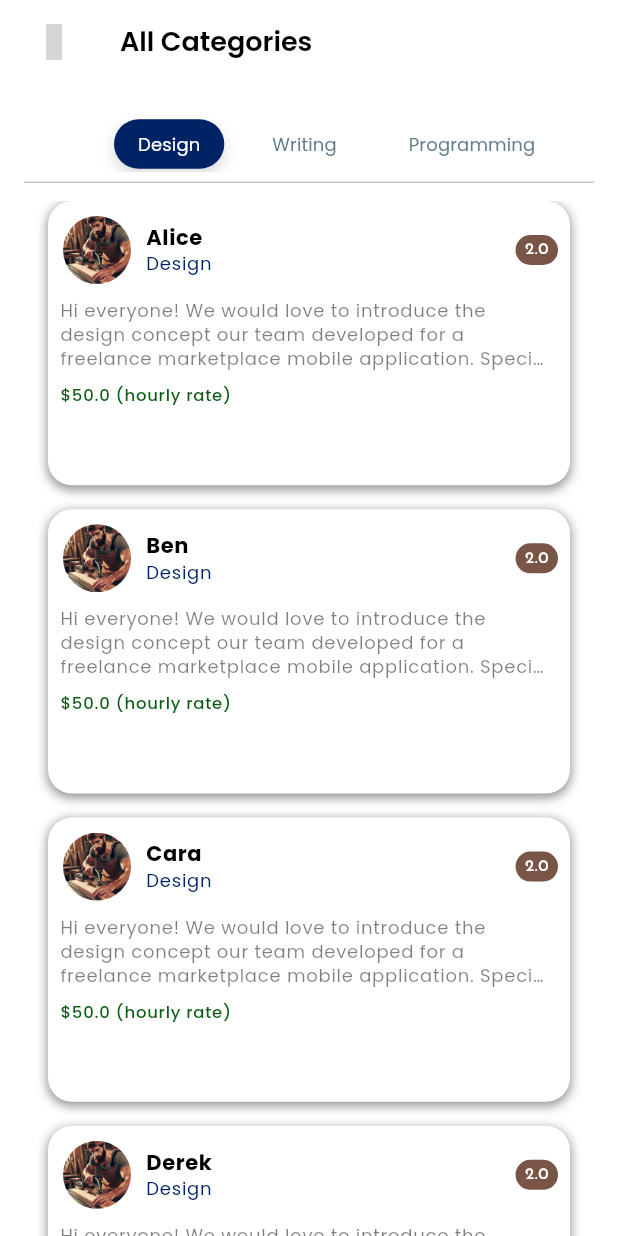
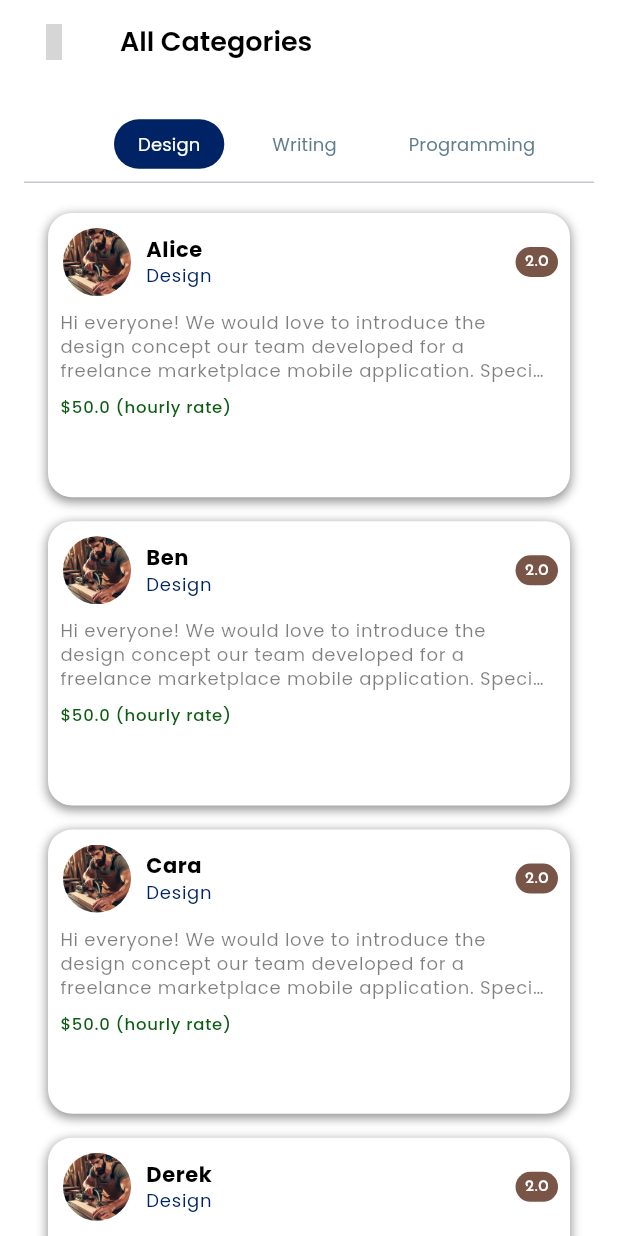
Before and after one commit to ahmvddddd/vider, a Flutter app: the screen it shows after launch, after a tap on "View More", on a phone screen of 412 x 824 dp. Run offline on Flutter 3.47's test engine with Material 3 defaults, Android fonts, the phone set to English and light mode, and no system bars; our stand-ins replace badges, carousel_slider, flutter_riverpod, iconsax, shimmer; network calls fail; project files that could hold a hidden picture were left out; grey boxes are pictures that could not be loaded.

Commit message:
search container modification

```diff
--- a/analysis_options.yaml
+++ b/analysis_options.yaml
@@ -7,6 +7,9 @@
 
 # The following line activates a set of recommended lints for Flutter apps,
 # packages, and plugins designed to encourage good coding practices.
+analyzer:
+  errors:
+    deprecated_member_use: ignore
 include: package:flutter_lints/flutter.yaml
 
 linter:
--- a/lib/app.dart
+++ b/lib/app.dart
@@ -2,7 +2,7 @@ import 'package:flutter/material.dart';
 // import 'main.dart';
 // import 'screens/authentication/signin.dart';
 // import 'screens/authentication/signup.dart';
-import 'screens/home/home.dart';
+import 'nav_menu.dart';
 import 'utils/theme/theme.dart';
 
 class App extends StatefulWidget {
@@ -32,7 +32,7 @@ class _AppState extends State<App> {
       themeMode: ThemeMode.system,
       theme: TAppTheme.lightTheme,
       darkTheme: TAppTheme.darkTheme,
-      home:   HomeScreen(),
+      home:   NavigationMenu(),
       // Scaffold(
       //   body: PageView(
       //     scrollDirection: Axis.horizontal,
--- a/lib/common/widgets/custom_shapes/containers/search_container.dart
+++ b/lib/common/widgets/custom_shapes/containers/search_container.dart
@@ -5,6 +5,7 @@ import 'package:iconsax/iconsax.dart';
 import '../../../../../utils/constants/custom_colors.dart';
 import '../../../../../utils/constants/sizes.dart';
 import '../../../../../utils/helpers/helper_function.dart';
+import '../../../../screens/map/map.dart';
 
 class SearchContainer extends StatelessWidget {
   const SearchContainer({
@@ -27,14 +28,12 @@ class SearchContainer extends StatelessWidget {
 
   @override
   Widget build(BuildContext context) {
-    double screenHeight = MediaQuery.of(context).size.height;
     final dark = HelperFunction.isDarkMode(context);
     return GestureDetector(
       onTap: onTap,
       child: Padding(
         padding: padding,
         child: Container(
-          height: screenHeight * 0.055,
           width: width,
           decoration: BoxDecoration(
             color: showBackground ? dark ? CustomColors.dark : CustomColors.light : Colors.transparent,
@@ -42,11 +41,18 @@ class SearchContainer extends StatelessWidget {
             border: showBorder ? Border.all(color: CustomColors.grey): null,
           ),
           child:
-          TextFormField(
-            decoration: InputDecoration(
-              prefixIcon: Icon(icon, color: CustomColors.darkerGrey, size:  Sizes.iconSm,),
-              hintText: text,
-              hintStyle:  Theme.of(context).textTheme.labelSmall,
+          Center(
+            child: TextFormField(
+              decoration: InputDecoration(
+                prefixIcon: Icon(icon, color: CustomColors.darkerGrey, size:  Sizes.iconSm,),
+                suffixIcon: IconButton(
+                      onPressed: () => HelperFunction.navigateScreen(context, MapScreen()),
+                      icon: Icon(Icons.location_on, size: Sizes.iconM, color: Colors.red,),
+                    ),
+                border: InputBorder.none,
+                hintText: text,
+                hintStyle:  Theme.of(context).textTheme.labelSmall,
+              ),
             ),
           )
         ),
--- /dev/null
+++ b/lib/nav_menu.dart
@@ -0,0 +1,163 @@
+import 'dart:io'; // For exit(0)
+import 'package:badges/badges.dart' as badges;
+import 'package:flutter/material.dart';
+import 'package:flutter_riverpod/flutter_riverpod.dart';
+import 'package:iconsax/iconsax.dart';
+import 'screens/home/home.dart';
+import 'utils/constants/custom_colors.dart';
+import 'utils/constants/sizes.dart';
+import 'utils/helpers/helper_function.dart';
+
+final selectedIndexProvider = StateProvider<int>((ref) => 0);
+
+class NavigationMenu extends ConsumerStatefulWidget {
+  const NavigationMenu({super.key});
+
+  @override
+  ConsumerState<NavigationMenu> createState() => _NavigationMenuState();
+}
+
+class _NavigationMenuState extends ConsumerState<NavigationMenu> {
+  @override
+  void initState() {
+    super.initState();
+    // Future.microtask(() {
+    //   final container = ProviderScope.containerOf(context);
+    //   final badgeService = NotificationBadgeService(container: container);
+    //   badgeService.init();
+    // });
+  }
+
+  Future<bool> _showExitDialog() async {
+    final dark = HelperFunction.isDarkMode(context);
+    return await showDialog<bool>(
+          context: context,
+          builder:
+              (context) => AlertDialog(
+                backgroundColor: dark ? Colors.black : Colors.white,
+                title: Text(
+                  'Exit App',
+                  style: Theme.of(context).textTheme.headlineSmall,
+                ),
+                content: Text(
+                  'Are you sure you want to exit the app?',
+                  style: Theme.of(context).textTheme.bodySmall,
+                ),
+                actions: [
+                  TextButton(
+                    onPressed: () => Navigator.of(context).pop(false),
+                    child: Text(
+                      'No',
+                      style: Theme.of(context).textTheme.bodyMedium,
+                    ),
+                  ),
+                  TextButton(
+                    onPressed: () {
+                      if (Platform.isAndroid) {
+                        exit(0);
+                      } else {
+                        Navigator.of(context).pop(true);
+                      }
+                    },
+                    child: Text(
+                      'Yes',
+                      style: Theme.of(context).textTheme.bodyMedium!.copyWith(
+                        color: CustomColors.error,
+                      ),
+                    ),
+                  ),
+                ],
+              ),
+        ) ??
+        false;
+  }
+
+  @override
+  Widget build(BuildContext context) {
+    final darkMode = HelperFunction.isDarkMode(context);
+    final selectedIndex = ref.watch(selectedIndexProvider);
+    int unreadCount = 5;
+    // final unreadCount = ref.watch(unreadMessageProvider);
+
+    Widget currentScreen() {
+      switch (selectedIndex) {
+        case 0:
+          return const HomeScreen();
+        case 1:
+          return const HomeScreen();
+        // case 2:
+        //   return ChatScreen(key: UniqueKey());
+        case 2:
+          return const HomeScreen();
+        case 3:
+          return const HomeScreen();
+        default:
+          return const HomeScreen();
+      }
+    }
+
+    return PopScope(
+      canPop: false, // Prevent default pop
+      onPopInvoked: (didPop) async {
+        if (!didPop) {
+          final shouldExit = await _showExitDialog();
+          if (shouldExit) {
+            if (Platform.isAndroid) exit(0);
+          }
+        }
+      },
+      child: Scaffold(
+        body: currentScreen(),
+        bottomNavigationBar: BottomNavigationBar(
+          currentIndex: selectedIndex,
+          type: BottomNavigationBarType.fixed,
+          onTap: (index) {
+            ref.read(selectedIndexProvider.notifier).state = index;
+          },
+          backgroundColor: darkMode ? CustomColors.dark : CustomColors.light,
+          selectedItemColor: CustomColors.primary,
+          unselectedItemColor:
+              darkMode ? CustomColors.darkGrey : CustomColors.darkerGrey,
+          items: [
+            const BottomNavigationBarItem(
+              icon: Icon(Iconsax.home, size: Sizes.iconM),
+              label: 'Home',
+            ),
+            const BottomNavigationBarItem(
+              icon: Icon(Icons.cases_rounded, size: Sizes.iconM),
+              label: 'Jobs',
+            ),
+            BottomNavigationBarItem(
+              icon: SizedBox(
+                height: 24,
+                width: 24,
+                child:
+                    unreadCount > 0
+                        ? badges.Badge(
+                          position: badges.BadgePosition.topEnd(
+                            top: -6,
+                            end: -4,
+                          ),
+                          badgeContent: Text(
+                            unreadCount.toString(),
+                            style: const TextStyle(
+                              color: Colors.white,
+                              fontSize: 10,
+                            ),
+                          ),
+                          child: const Icon(Iconsax.message, size: Sizes.iconM),
+                        )
+                        : const Icon(Iconsax.message, size: Sizes.iconM),
+              ),
+              label: 'Chat',
+            ),
+            const BottomNavigationBarItem(
+              icon: Icon(Iconsax.user, size: Sizes.iconM),
+              label: 'Profile',
+            ),
+          ],
+        ),
+      ),
+    );
+  }
+}
--- a/lib/screens/home/home.dart
+++ b/lib/screens/home/home.dart
@@ -123,7 +123,7 @@ class _HomeScreenState extends State<HomeScreen> {
                 const SizedBox(height: Sizes.spaceBtwItems),
                 SearchContainer(width: screenWidth * 0.90),
 
-                const SizedBox(height: Sizes.spaceBtwItems),
+                const SizedBox(height: Sizes.spaceBtwSections),
                 HomeCategoryGrid(),
 
                 const SizedBox(height: Sizes.spaceBtwItems),
--- a/lib/screens/home/widgets/home_category_grid.dart
+++ b/lib/screens/home/widgets/home_category_grid.dart
@@ -25,7 +25,7 @@ class _HomeCategoryGridState extends State<HomeCategoryGrid> {
     'Home repair',
     'Writing',
     'Programming',
-    'Marketing'
+    'Marketing',
   ];
   @override
   Widget build(BuildContext context) {
@@ -44,16 +44,19 @@ class _HomeCategoryGridState extends State<HomeCategoryGrid> {
               },
               child: RoundedContainer(
                 height: screenHeight * 0.11,
-                width: screenHeight * 0.13,
-                backgroundColor: dark ? CustomColors.alternate : CustomColors.primary,
+                width: screenHeight * 0.11,
+                padding: const EdgeInsets.all(2),
+                backgroundColor:
+                    dark ? CustomColors.alternate : CustomColors.primary,
                 radius: Sizes.cardRadiusLg,
                 child: Center(
                   child: Center(
                     child: Text(
                       'View More',
-                      style: Theme.of(
-                        context,
-                      ).textTheme.labelSmall!.copyWith(color: dark ? Colors.black : Colors.white),
+                      style: Theme.of(context).textTheme.labelSmall!.copyWith(
+                        color: dark ? Colors.black : Colors.white,
+                        fontSize: 8,
+                      ),
                       softWrap: true,
                       textAlign: TextAlign.center,
                     ),
@@ -63,7 +66,8 @@ class _HomeCategoryGridState extends State<HomeCategoryGrid> {
             )
             : RoundedContainer(
               height: screenHeight * 0.11,
-              width: screenHeight * 0.13,
+              width: screenHeight * 0.11,
+              padding: const EdgeInsets.all(2),
               backgroundColor: dark ? Colors.black : Colors.white,
               boxShadow: [
                 BoxShadow(
@@ -80,6 +84,7 @@ class _HomeCategoryGridState extends State<HomeCategoryGrid> {
                     categories[index],
                     style: Theme.of(context).textTheme.labelSmall!.copyWith(
                       color: dark ? Colors.white : Colors.black,
+                      fontSize: 8,
                     ),
                     softWrap: true,
                     textAlign: TextAlign.center,
--- a/lib/screens/home/widgets/home_tabbar.dart
+++ b/lib/screens/home/widgets/home_tabbar.dart
@@ -73,18 +73,6 @@ class HomeTabbar extends StatelessWidget {
                                               ? CustomColors.primary
                                               : Colors.transparent,
                                       borderRadius: BorderRadius.circular(30),
-                                      boxShadow:
-                                          isSelected
-                                              ? [
-                                                BoxShadow(
-                                                  color: Theme.of(
-                                                    context,
-                                                  ).primaryColor.withValues(alpha: 0.4),
-                                                  blurRadius: 8,
-                                                  offset: const Offset(0, 4),
-                                                ),
-                                              ]
-                                              : [],
                                     ),
                                     child: Text(
                                       categories[index],
@@ -111,6 +99,7 @@ class HomeTabbar extends StatelessWidget {
                                   final list = freelancers[category]!;
                                   return ListView.separated(
                                     padding: const EdgeInsets.symmetric(
+                                      vertical: Sizes.sm,
                                       horizontal: Sizes.md,
                                     ),
                                     itemCount: list.length,
```
Also changed, not shown: lib/screens/map/map.dart (added, +22 -0 lines).
